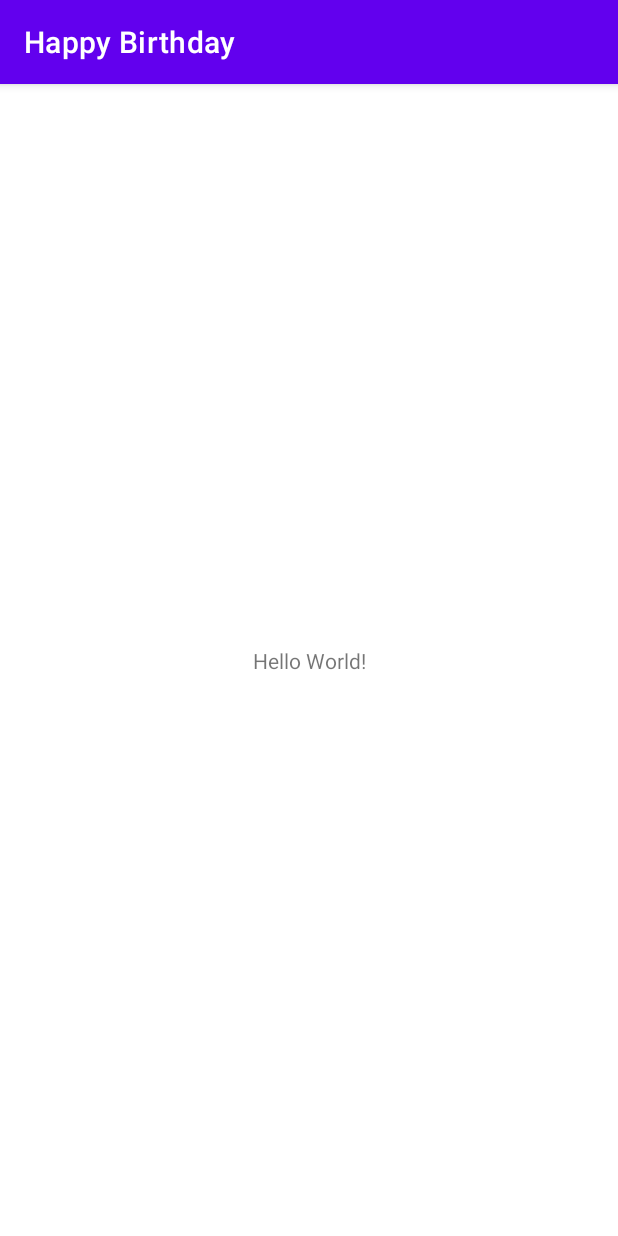
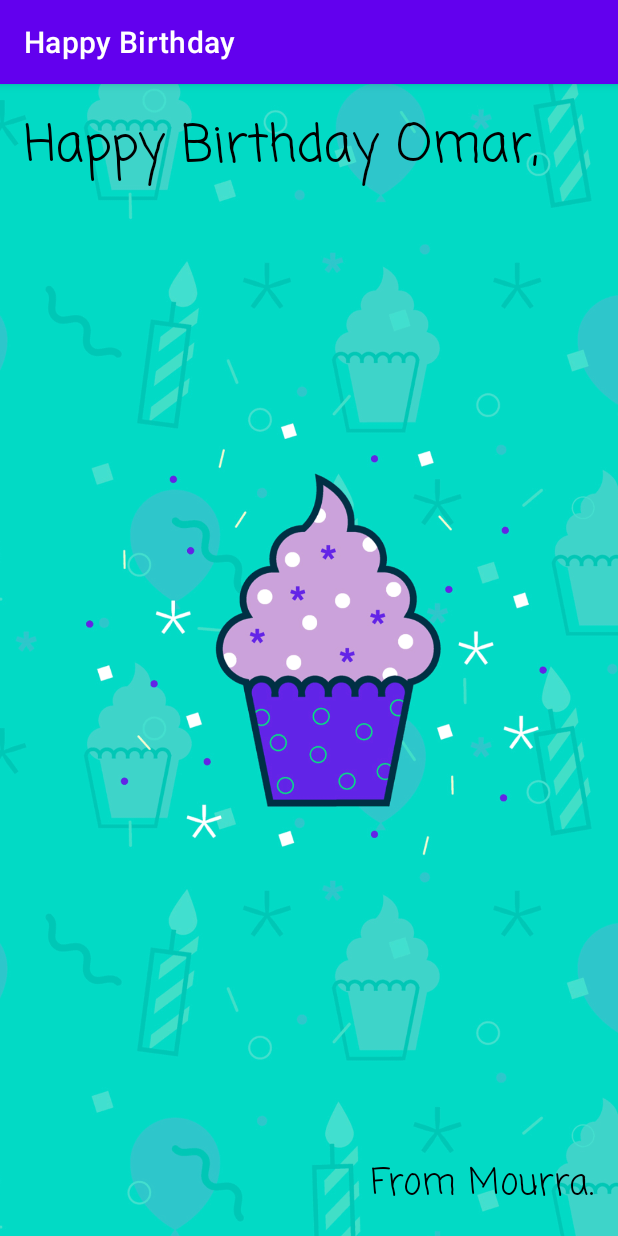
Before and after one commit to mourra950/Happy-Birthday, an Android app: the screen it shows after launch (MainActivity), on a phone screen of 412 x 824 dp. Run offline under Robolectric (Android 15) with nearby library versions, the phone set to English and light mode, and no system bars.

Commit message:
UI
started making the UI for the birthday card app

```diff
--- a/app/build.gradle
+++ b/app/build.gradle
@@ -5,7 +5,7 @@ plugins {
 
 android {
     namespace 'com.example.happybirthday'
-    compileSdk 32
+    compileSdk 33
 
     defaultConfig {
         applicationId "com.example.happybirthday"
@@ -34,10 +34,10 @@ android {
 
 dependencies {
 
-    implementation 'androidx.core:core-ktx:1.7.0'
-    implementation 'androidx.appcompat:appcompat:1.4.1'
-    implementation 'com.google.android.material:material:1.5.0'
-    implementation 'androidx.constraintlayout:constraintlayout:2.1.3'
+    implementation 'androidx.core:core-ktx:1.9.0'
+    implementation 'androidx.appcompat:appcompat:1.5.1'
+    implementation 'com.google.android.material:material:1.6.1'
+    implementation 'androidx.constraintlayout:constraintlayout:2.1.4'
     testImplementation 'junit:junit:4.13.2'
     androidTestImplementation 'androidx.test.ext:junit:1.1.3'
     androidTestImplementation 'androidx.test.espresso:espresso-core:3.4.0'
--- a/app/src/main/res/layout/activity_main.xml
+++ b/app/src/main/res/layout/activity_main.xml
@@ -6,13 +6,41 @@
     android:layout_height="match_parent"
     tools:context=".MainActivity">
 
-    <TextView
-        android:layout_width="wrap_content"
-        android:layout_height="wrap_content"
-        android:text="Hello World!"
+    <ImageView
+        android:id="@+id/imageView"
+        android:layout_width="0dp"
+        android:layout_height="0dp"
+        android:scaleType="centerCrop"
         app:layout_constraintBottom_toBottomOf="parent"
         app:layout_constraintEnd_toEndOf="parent"
         app:layout_constraintStart_toStartOf="parent"
+        app:layout_constraintTop_toTopOf="parent"
+        app:srcCompat="@drawable/androidparty" />
+
+    <TextView
+        android:id="@+id/textView"
+        android:layout_width="wrap_content"
+        android:layout_height="wrap_content"
+        android:layout_marginStart="16dp"
+        android:layout_marginTop="16dp"
+        android:fontFamily="casual"
+        android:text="Happy Birthday Omar,"
+        android:textColor="@android:color/black"
+        android:textSize="34sp"
+        app:layout_constraintStart_toStartOf="parent"
         app:layout_constraintTop_toTopOf="parent" />
 
+    <TextView
+        android:id="@+id/textView2"
+        android:layout_width="wrap_content"
+        android:layout_height="wrap_content"
+        android:layout_marginEnd="16dp"
+        android:layout_marginBottom="16dp"
+        android:fontFamily="casual"
+        android:text="From Mourra."
+        android:textColor="@android:color/black"
+        android:textSize="24sp"
+        app:layout_constraintBottom_toBottomOf="parent"
+        app:layout_constraintEnd_toEndOf="parent" />
+
 </androidx.constraintlayout.widget.ConstraintLayout>
```
Also changed, not shown: app/src/main/res/drawable/androidparty.png (added).
